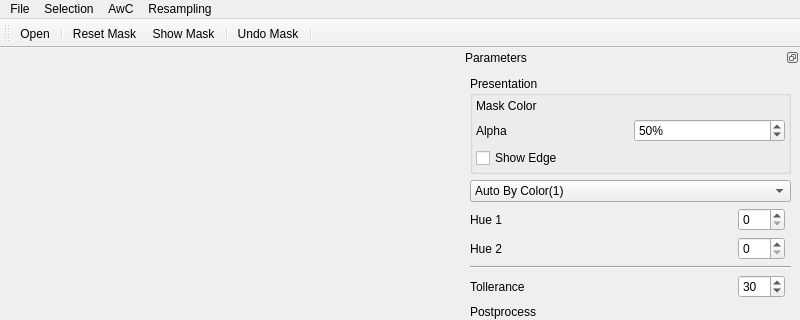
Old version of the form applications/testSuperResolution/ui/testSuperResolutionMainWindow.ui in the repository PimenovAlexander/corecvs; both pictures show x 0 to 800 and y 0 to 320 of the 800 by 639 pixel window.
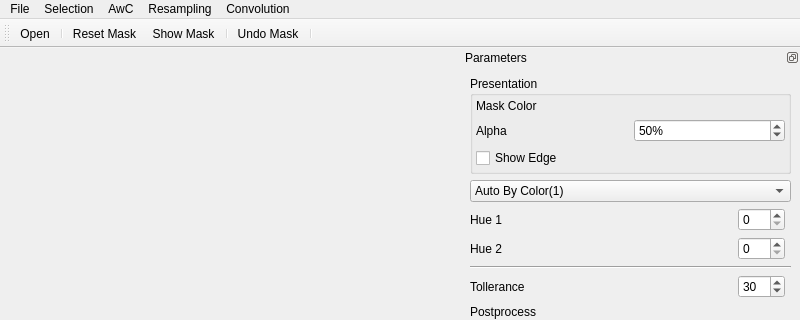
New version of the form. Icons and pictures are not drawn. Custom widgets are drawn as their Qt base class.

Patch:
```diff
--- a/applications/testSuperResolution/ui/testSuperResolutionMainWindow.ui
+++ b/applications/testSuperResolution/ui/testSuperResolutionMainWindow.ui
@@ -324,10 +324,17 @@
     <addaction name="actionResample_with_bilinear_interpolation"/>
     <addaction name="actionResample_with_bicubic_interpolation"/>
    </widget>
+   <widget class="QMenu" name="menuConvolution">
+    <property name="title">
+     <string>Convolution</string>
+    </property>
+    <addaction name="actionUse_convolution"/>
+   </widget>
    <addaction name="menuFile"/>
    <addaction name="menuSelection"/>
    <addaction name="menuAwC"/>
    <addaction name="menuResampling"/>
+   <addaction name="menuConvolution"/>
   </widget>
   <action name="actionOpen">
    <property name="icon">
```
Left out of the diff: 5 changed lines with no effect on the pictures.
